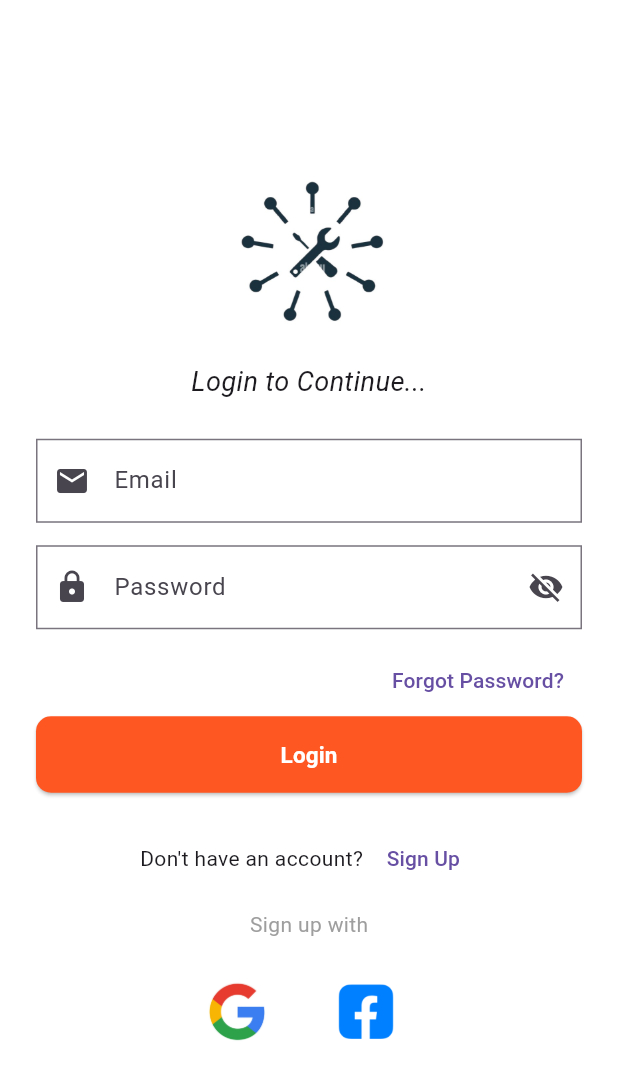
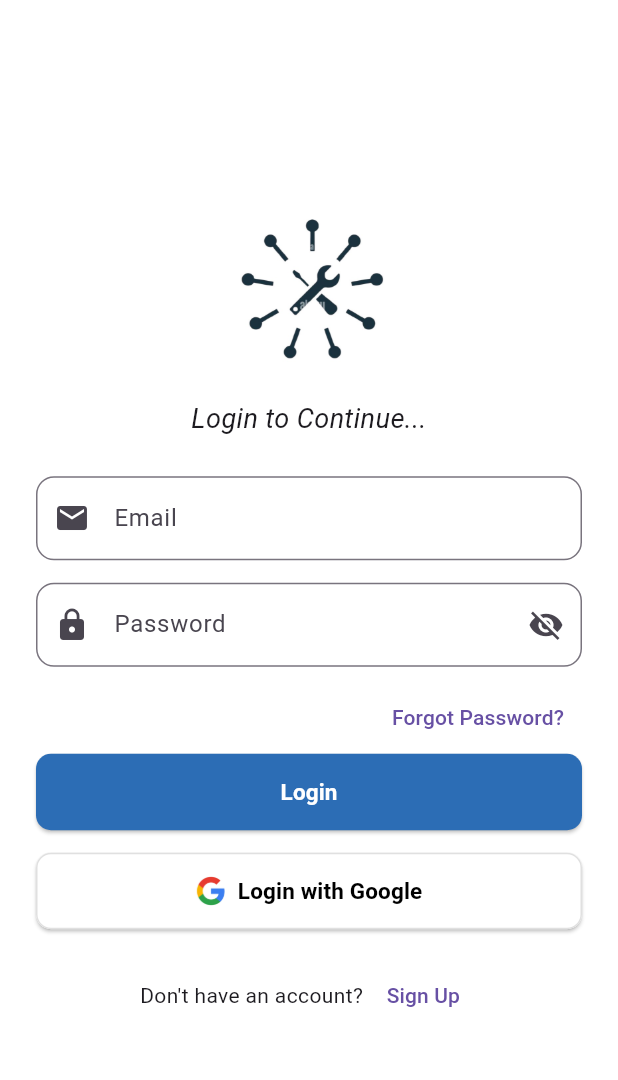
Before and after one commit to thakurnagendra/HomiPro, a Flutter app: the screen it shows after launch, after a tap on "Sign Up", on a phone screen of 412 x 824 dp. Shown: the top 1080 px of the screen. Run offline on Flutter 3.47's test engine with Material 3 defaults, Android fonts, the phone set to English and light mode, and no system bars; our stand-ins replace get.

Commit message:
loginscreen and welcome screen

```diff
--- a/lib/Screens/AuthScreen/LoginScreen.dart
+++ b/lib/Screens/AuthScreen/LoginScreen.dart
@@ -1,17 +1,20 @@
 import 'package:flutter/material.dart';
+import 'package:get/get.dart';
 
-class LoginScreen extends StatefulWidget {
+class LoginController extends GetxController {
+  var obscurePassword = true.obs;
+
+  void togglePasswordVisibility() {
+    obscurePassword.value = !obscurePassword.value;
+  }
+}
+
+class LoginScreen extends GetView<LoginController> {
   const LoginScreen({super.key});
 
   @override
-  State<LoginScreen> createState() => _LoginScreenState();
-}
-
-class _LoginScreenState extends State<LoginScreen> {
-  bool _obscurePassword = true;
-
-  @override
   Widget build(BuildContext context) {
+    Get.put(LoginController());
     return Scaffold(
       backgroundColor: const Color(0xFFFFFFFF),
       body: Center(
@@ -21,51 +24,42 @@ class _LoginScreenState extends State<LoginScreen> {
             child: Column(
               mainAxisAlignment: MainAxisAlignment.center,
               children: [
-                Image.asset(
-                  'Assets/Images/logo.jpg',
-                  height: 120,
-                  width: 120,
-                ),
+                Image.asset('Assets/Images/logo.jpg', height: 120, width: 120),
                 const SizedBox(height: 10),
                 const Text(
                   'Login to Continue...',
-                  style: TextStyle(
-                    fontStyle: FontStyle.italic,
-                    fontSize: 18,
-                  ),
+                  style: TextStyle(fontStyle: FontStyle.italic, fontSize: 18),
                 ),
                 const SizedBox(height: 25),
                 TextFormField(
-                  decoration: const InputDecoration(
+                  decoration: InputDecoration(
                     labelText: 'Email',
-                    prefixIcon: Icon(Icons.email),
+                    prefixIcon: const Icon(Icons.email),
                     border: OutlineInputBorder(
-                      borderRadius: BorderRadius.zero,
+                      borderRadius: BorderRadius.circular(12),
                     ),
                   ),
                 ),
                 const SizedBox(height: 15),
 
                 /// ✅ Password Field with Eye Icon
-                TextFormField(
-                  obscureText: _obscurePassword,
+                Obx(
+                  () => TextFormField(
+                    obscureText: controller.obscurePassword.value,
                     decoration: InputDecoration(
                       labelText: 'Password',
                       prefixIcon: const Icon(Icons.lock),
-                    border: const OutlineInputBorder(
-                      borderRadius: BorderRadius.zero,
+                      border: OutlineInputBorder(
+                        borderRadius: BorderRadius.circular(12),
                       ),
                       suffixIcon: IconButton(
                         icon: Icon(
-                        _obscurePassword
+                          controller.obscurePassword.value
                               ? Icons.visibility_off
                               : Icons.visibility,
                         ),
-                      onPressed: () {
-                        setState(() {
-                          _obscurePassword = !_obscurePassword;
-                        });
-                      },
+                        onPressed: controller.togglePasswordVisibility,
+                      ),
                     ),
                   ),
                 ),
@@ -85,7 +79,7 @@ class _LoginScreenState extends State<LoginScreen> {
                   child: ElevatedButton(
                     onPressed: () {},
                     style: ElevatedButton.styleFrom(
-                      backgroundColor: Colors.deepOrange,
+                      backgroundColor: const Color(0xFF2C6DB5),
                       padding: const EdgeInsets.symmetric(vertical: 15),
                       shape: RoundedRectangleBorder(
                         borderRadius: BorderRadius.circular(10),
@@ -96,47 +90,46 @@ class _LoginScreenState extends State<LoginScreen> {
                       style: TextStyle(
                         color: Colors.white,
                         fontSize: 15,
-                          fontWeight: FontWeight.bold),
+                        fontWeight: FontWeight.bold,
                       ),
                     ),
                   ),
+                ),
+                const SizedBox(height: 15),
+                SizedBox(
+                  width: double.infinity,
+                  child: ElevatedButton.icon(
+                    onPressed: () {},
+                    icon: Image.asset(
+                      'Assets/Images/google.jpg',
+                      height: 20,
+                      width: 20,
+                    ),
+                    label: const Text(
+                      'Login with Google',
+                      style: TextStyle(
+                        color: Colors.black,
+                        fontSize: 15,
+                        fontWeight: FontWeight.bold,
+                      ),
+                    ),
+                    style: ElevatedButton.styleFrom(
+                      backgroundColor: Colors.white,
+                      padding: const EdgeInsets.symmetric(vertical: 15),
+                      shape: RoundedRectangleBorder(
+                        borderRadius: BorderRadius.circular(10),
+                        side: BorderSide(color: Colors.grey.shade300),
+                      ),
+                    ),
+                  ),
+                ),
+
                 const SizedBox(height: 20),
                 Row(
                   mainAxisAlignment: MainAxisAlignment.center,
                   children: [
                     const Text("Don't have an account? "),
-                    TextButton(
-                      onPressed: () {},
-                      child: const Text('Sign Up'),
-                    ),
-                  ],
-                ),
-                const SizedBox(height: 10),
-                const Text(
-                  'Sign up with',
-                  style: TextStyle(color: Colors.grey),
-                ),
-                const SizedBox(height: 10),
-                Row(
-                  mainAxisAlignment: MainAxisAlignment.center,
-                  children: [
-                    IconButton(
-                      icon: Image.asset(
-                        'Assets/Images/google.jpg',
-                        height: 40,
-                        width: 40,
-                      ),
-                      onPressed: () {},
-                    ),
-                    const SizedBox(width: 20),
-                    IconButton(
-                      icon: Image.asset(
-                        'Assets/Images/facebook.webp',
-                        height: 60,
-                        width: 60,
-                      ),
-                      onPressed: () {},
-                    ),
+                    TextButton(onPressed: () {}, child: const Text('Sign Up')),
                   ],
                 ),
               ],
--- a/lib/Screens/WelcomeScreen.dart
+++ b/lib/Screens/WelcomeScreen.dart
@@ -1,66 +1,30 @@
 import 'package:flutter/material.dart';
 import 'package:homipro/Screens/AuthScreen/LoginScreen.dart';
-import 'package:lottie/lottie.dart';
-import 'package:animated_text_kit/animated_text_kit.dart';
 import 'package:get/get.dart';
 
-class WelcomeScreen extends StatefulWidget {
+class WelcomeController extends GetxController {
+  @override
+  void onInit() {
+    super.onInit();
+    Future.delayed(const Duration(milliseconds: 5000), () {
+      Get.offAll(() => const LoginScreen());
+    });
+  }
+}
+
+class WelcomeScreen extends GetView<WelcomeController> {
   const WelcomeScreen({super.key});
 
   @override
-  State<WelcomeScreen> createState() => _WelcomeScreenState();
-}
-
-class _WelcomeScreenState extends State<WelcomeScreen> {
-  @override
-  void initState() {
-    super.initState();
-    // Keep splash for 2.5 seconds, then navigate or pop
-    Future.delayed(const Duration(milliseconds: 2500), () {
-      Get.offAll(() => LoginScreen());
-    });
-  }
-
-  @override
   Widget build(BuildContext context) {
-    return Scaffold(
-      backgroundColor: Colors.white,
-      body: Center(
-        child: Column(
-          mainAxisAlignment: MainAxisAlignment.center,
-          crossAxisAlignment: CrossAxisAlignment.center,
-          mainAxisSize: MainAxisSize.min,
-          children: [
-            Padding(
-              padding: const EdgeInsets.symmetric(horizontal: 20.0),
-              child: Lottie.asset(
-                'Assets/WelcomeImage.json',
-                width: 220,
-                height: 220,
-                fit: BoxFit.contain,
-              ),
-            ),
-            const SizedBox(height: 24),
-            AnimatedTextKit(
-              animatedTexts: [
-                WavyAnimatedText(
-                  'Welcome to HomiPro App',
-                  textStyle: const TextStyle(
-                    fontStyle: FontStyle.italic,
-                    fontSize: 30,
-                    color: Colors.black,
-                    fontWeight: FontWeight.bold,
-                  ),
-                  speed: const Duration(milliseconds: 120),
-                ),
-              ],
-              totalRepeatCount: 1,
-              isRepeatingAnimation: false,
-              pause: const Duration(milliseconds: 0),
-              displayFullTextOnTap: true,
-              stopPauseOnTap: true,
-            ),
-          ],
+    Get.put(WelcomeController());
+    return Container(
+      width: double.infinity,
+      height: double.infinity,
+      decoration: const BoxDecoration(
+        image: DecorationImage(
+          image: AssetImage('Assets/Images/welcome.jpg'),
+          fit: BoxFit.cover,
         ),
       ),
     );
--- a/pubspec.yaml
+++ b/pubspec.yaml
@@ -34,9 +34,8 @@ dependencies:
   # The following adds the Cupertino Icons font to your application.
   # Use with the CupertinoIcons class for iOS style icons.
   cupertino_icons: ^1.0.8
-  lottie: ^3.3.1
   get: ^4.7.2
-  animated_text_kit: ^4.2.3
+
 
 dev_dependencies:
   flutter_test:
@@ -63,7 +62,7 @@ flutter:
   # To add assets to your application, add an assets section, like this:
   assets:
     - Assets/Images/
-    - Assets/WelcomeImage.json
+
   #   - images/a_dot_ham.jpeg
 
   # An image asset can refer to one or more resolution-specific "variants", see
```
Also changed, not shown: Assets/WelcomeImage.json (deleted, +0 -1 lines), Assets/Images/welcome.jpg (added), pubspec.lock. Lines whose indentation alone changed are shown as unchanged.
